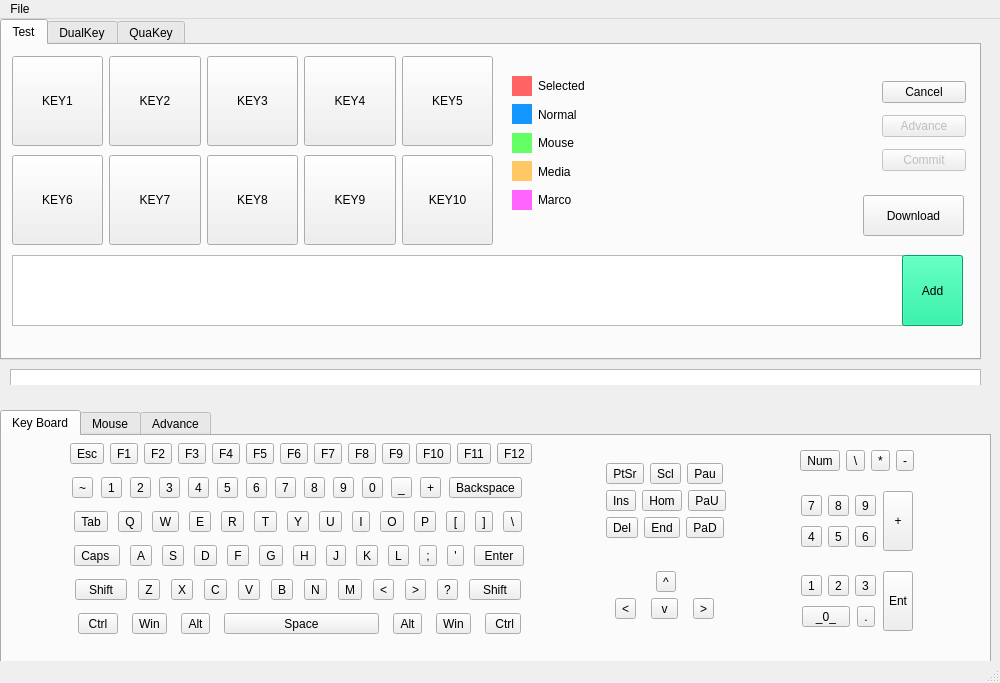
Qt form KeyBoardSetter/KeyboardSetter/mainwindow.ui (TabbycatPie/CustomKeyboard) before a commit.
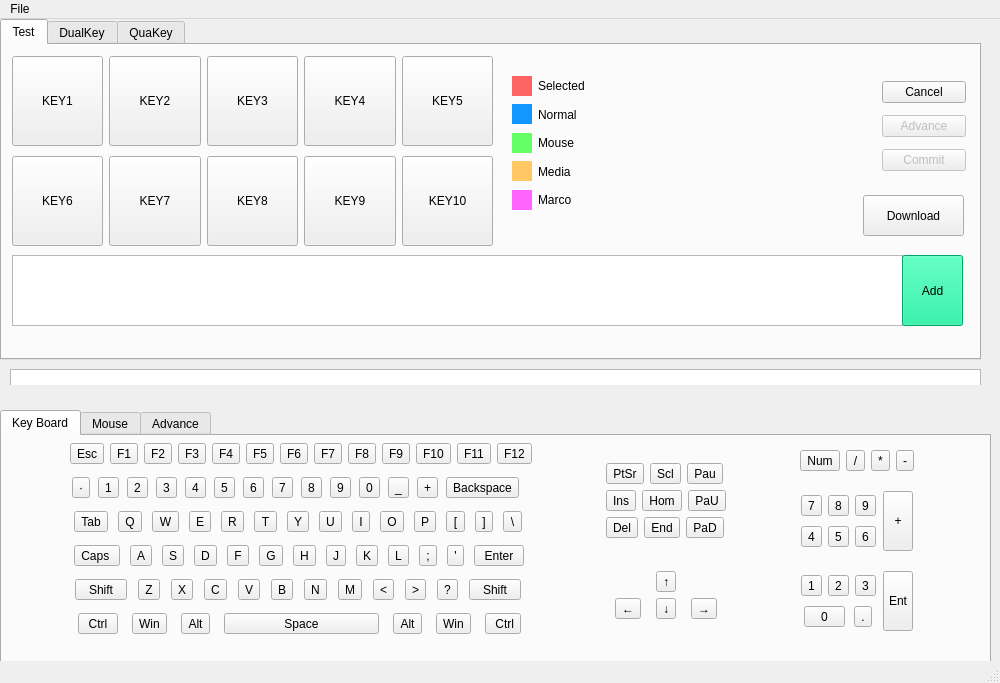
The same form after that commit.

Commit message: improve marco function and update UI

What changed in the file:
```diff
--- a/KeyBoardSetter/KeyboardSetter/mainwindow.ui
+++ b/KeyBoardSetter/KeyboardSetter/mainwindow.ui
@@ -149,7 +149,7 @@
         <x>10</x>
         <y>110</y>
         <width>481</width>
-        <height>91</height>
+        <height>92</height>
        </rect>
       </property>
       <layout class="QHBoxLayout" name="horizontalLayout_10">
@@ -830,7 +830,7 @@
             <item>
              <widget class="QToolButton" name="btn_wave">
               <property name="text">
-               <string>~</string>
+               <string>·</string>
               </property>
              </widget>
             </item>
@@ -1373,7 +1373,7 @@
               <item>
                <widget class="QToolButton" name="btn_up">
                 <property name="text">
-                 <string>^</string>
+                 <string>↑</string>
                 </property>
                </widget>
               </item>
@@ -1384,21 +1384,21 @@
               <item>
                <widget class="QToolButton" name="btn_left">
                 <property name="text">
-                 <string>&lt;</string>
+                 <string>←</string>
                 </property>
                </widget>
               </item>
               <item>
                <widget class="QToolButton" name="btn_down">
                 <property name="text">
-                 <string> v </string>
+                 <string>↓</string>
                 </property>
                </widget>
               </item>
               <item>
                <widget class="QToolButton" name="btn_right">
                 <property name="text">
-                 <string>&gt;</string>
+                 <string>→</string>
                 </property>
                </widget>
               </item>
@@ -1425,7 +1425,7 @@
             <item>
              <widget class="QToolButton" name="btn_sslash">
               <property name="text">
-               <string>\</string>
+               <string>/</string>
               </property>
              </widget>
             </item>
@@ -1556,7 +1556,7 @@
                 <item>
                  <widget class="QToolButton" name="btn_s0">
                   <property name="text">
-                   <string>  _0_  </string>
+                   <string>   0   </string>
                   </property>
                  </widget>
                 </item>
```
Left out of the diff: 2 changed lines with no effect on the pictures. The commit also changes 4 other files.
